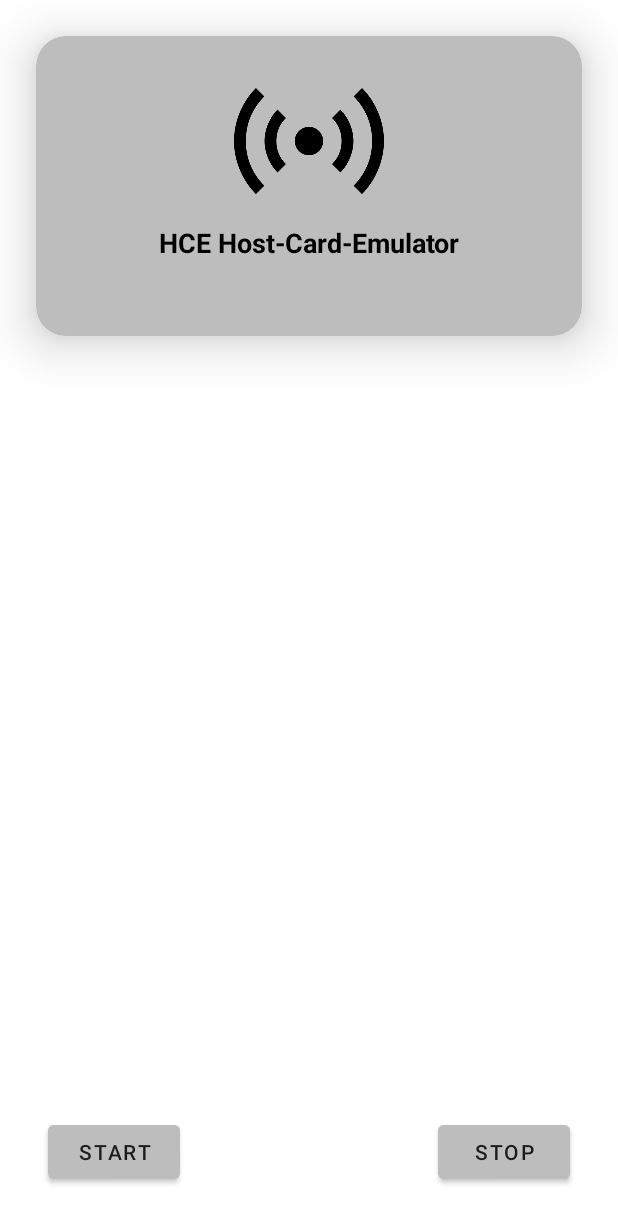
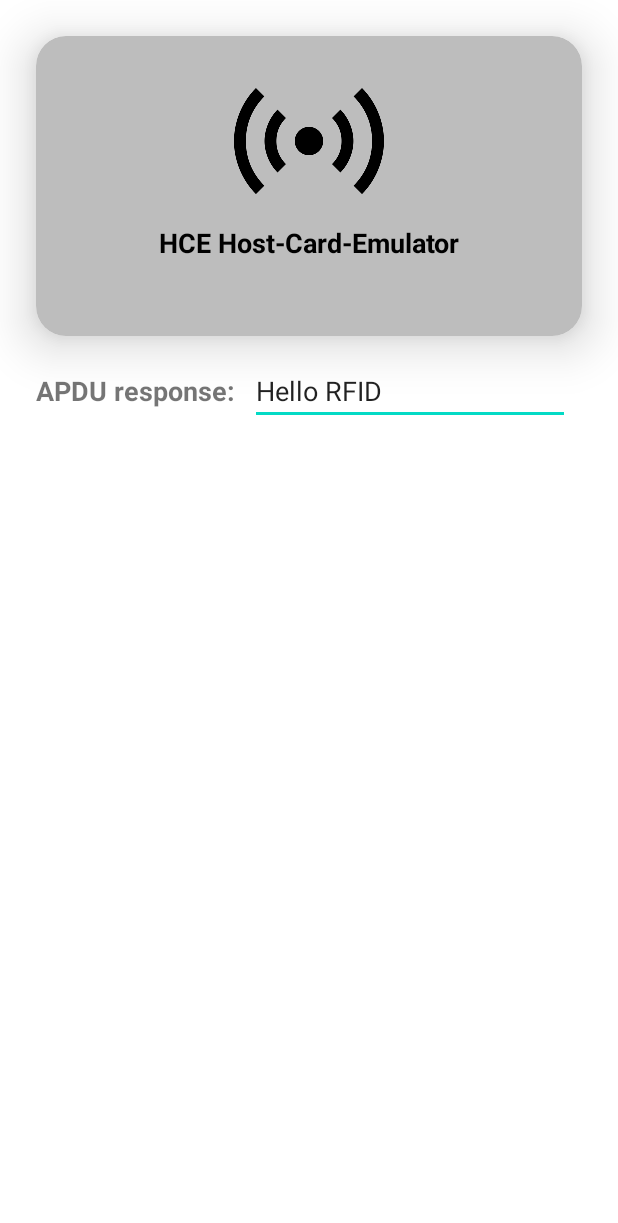
Before and after one commit to layonmartins/RFID-NFC-CardEmulateSample, an Android app: the layout activity_main.xml on its own in the app's theme, with its tools: preview values and no code run, on a phone screen of 412 x 824 dp. Shown: the top 1223 px of the screen. Run offline under Robolectric (Android 15) with nearby library versions, the phone set to English and light mode, and no system bars.

Commit message:
Update the apdu response

```diff
--- a/app/src/main/res/layout/activity_main.xml
+++ b/app/src/main/res/layout/activity_main.xml
@@ -54,26 +54,28 @@
 
     </androidx.cardview.widget.CardView>
 
-    <Button
-        android:id="@+id/button_start"
+    <TextView
+        android:id="@+id/textView"
         android:layout_width="wrap_content"
         android:layout_height="wrap_content"
-        android:layout_marginStart="32dp"
-        android:layout_marginBottom="32dp"
-        android:text="Start"
-        android:backgroundTint="#BDBDBD"
-        app:layout_constraintBottom_toBottomOf="parent"
-        app:layout_constraintStart_toStartOf="parent" />
+        android:layout_margin="24dp"
+        android:textSize="18sp"
+        android:text="APDU response:"
+        android:textStyle="bold"
+        app:layout_constraintStart_toStartOf="parent"
+        app:layout_constraintTop_toBottomOf="@+id/rfidCardView" />
 
-    <Button
-        android:id="@+id/button_stop"
+    <EditText
+        android:id="@+id/editTextApduResponse"
         android:layout_width="wrap_content"
         android:layout_height="wrap_content"
-        android:layout_marginEnd="32dp"
-        android:layout_marginBottom="32dp"
-        android:text="Stop"
-        android:backgroundTint="#BDBDBD"
-        app:layout_constraintBottom_toBottomOf="parent"
-        app:layout_constraintEnd_toEndOf="parent" />
+        android:ems="10"
+        android:inputType="textPersonName"
+        android:layout_marginStart="10dp"
+        android:maxLength="20"
+        android:text="Hello RFID"
+        app:layout_constraintBottom_toBottomOf="@+id/textView"
+        app:layout_constraintStart_toEndOf="@+id/textView"
+        app:layout_constraintTop_toTopOf="@+id/textView" />
 
 </androidx.constraintlayout.widget.ConstraintLayout>
--- a/app/src/main/res/values/colors.xml
+++ b/app/src/main/res/values/colors.xml
@@ -6,7 +6,7 @@
     <color name="teal_200">#FF03DAC5</color>
     <color name="teal_700">#FF018786</color>
     <color name="black">#FF000000</color>
-    <color name="blackRed">#170000</color>
+    <color name="blackRed">#050000</color>
     <color name="gray1">#1C1C1C</color>
     <color name="gray2">#AFAFAF</color>
     <color name="white">#FFFFFFFF</color>
--- a/app/src/main/res/xml/apduservice.xml
+++ b/app/src/main/res/xml/apduservice.xml
@@ -3,6 +3,7 @@
     android:requireDeviceUnlock="false">
     <aid-group android:description="@string/aiddescription"
         android:category="other">
+        <aid-filter android:name="A0000002471001"/>
         <aid-filter android:name="F0010203040506"/>
         <aid-filter android:name="F0394148148100"/>
     </aid-group>
```
Also changed, not shown: app/src/main/AndroidManifest.xml (+6 -3 lines), app/src/main/java/com/example/hce_rfid_cardemulatorsample/MainActivity.kt (+42 -21 lines), app/src/main/java/com/example/hce_rfid_cardemulatorsample/MyHostApduService.kt (+39 -7 lines), app/src/main/java/com/example/hce_rfid_cardemulatorsample/Utils.kt (added, +42 -0 lines).
